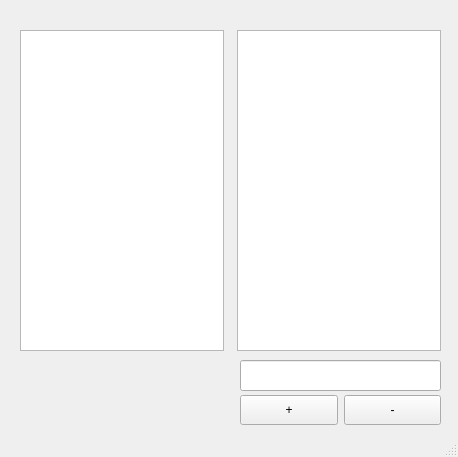
Before: the Qt Designer form user_manager.ui in nabtew/user_manager, drawn with Qt 5.
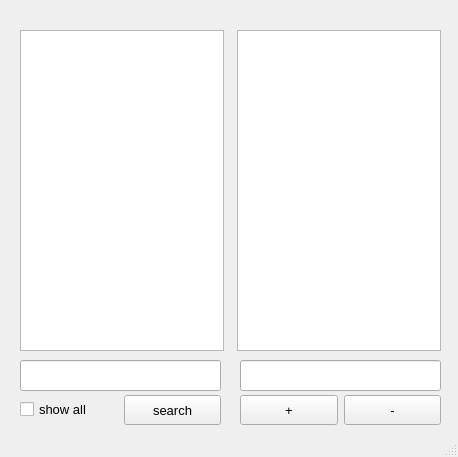
After: the same form once the commit is applied.

```diff
--- a/user_manager.ui
+++ b/user_manager.ui
@@ -156,6 +156,11 @@
          <height>30</height>
         </size>
        </property>
+       <property name="font">
+        <font>
+         <pointsize>10</pointsize>
+        </font>
+       </property>
        <property name="text">
         <string>-</string>
        </property>
@@ -175,6 +180,11 @@
          <height>30</height>
         </size>
        </property>
+       <property name="font">
+        <font>
+         <pointsize>10</pointsize>
+        </font>
+       </property>
        <property name="text">
         <string>+</string>
        </property>
@@ -192,6 +202,67 @@
      </rect>
     </property>
    </widget>
+   <widget class="QLineEdit" name="search_box">
+    <property name="geometry">
+     <rect>
+      <x>20</x>
+      <y>360</y>
+      <width>201</width>
+      <height>31</height>
+     </rect>
+    </property>
+   </widget>
+   <widget class="QWidget" name="horizontalLayoutWidget_4">
+    <property name="geometry">
+     <rect>
+      <x>20</x>
+      <y>390</y>
+      <width>201</width>
+      <height>41</height>
+     </rect>
+    </property>
+    <layout class="QGridLayout" name="gridLayout_2">
+     <item row="0" column="1">
+      <widget class="QPushButton" name="search_button">
+       <property name="sizePolicy">
+        <sizepolicy hsizetype="Minimum" vsizetype="Fixed">
+         <horstretch>0</horstretch>
+         <verstretch>30</verstretch>
+        </sizepolicy>
+       </property>
+       <property name="minimumSize">
+        <size>
+         <width>0</width>
+         <height>30</height>
+        </size>
+       </property>
+       <property name="font">
+        <font>
+         <pointsize>10</pointsize>
+        </font>
+       </property>
+       <property name="text">
+        <string>search</string>
+       </property>
+      </widget>
+     </item>
+     <item row="0" column="0">
+      <widget class="QCheckBox" name="checkBox">
+       <property name="font">
+        <font>
+         <pointsize>10</pointsize>
+        </font>
+       </property>
+       <property name="layoutDirection">
+        <enum>Qt::LeftToRight</enum>
+       </property>
+       <property name="text">
+        <string>show all</string>
+       </property>
+      </widget>
+     </item>
+    </layout>
+   </widget>
   </widget>
   <widget class="QMenuBar" name="menubar">
    <property name="geometry">
```
